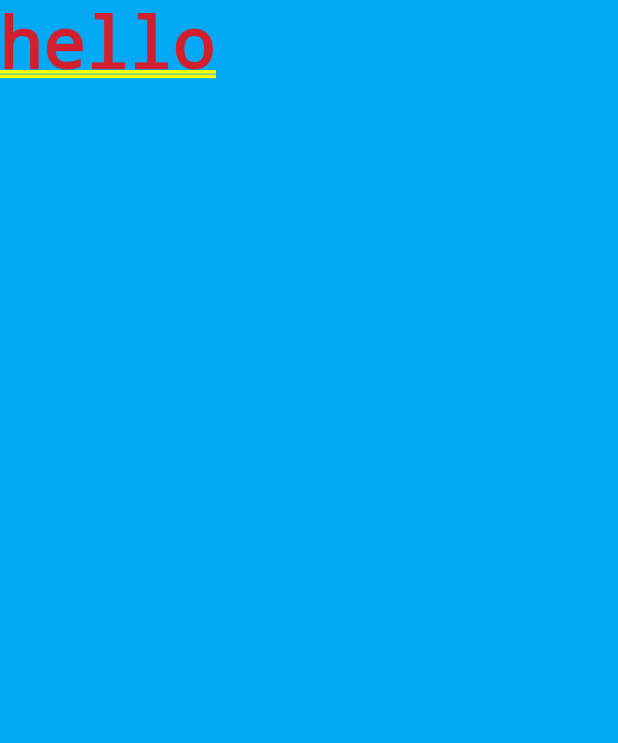
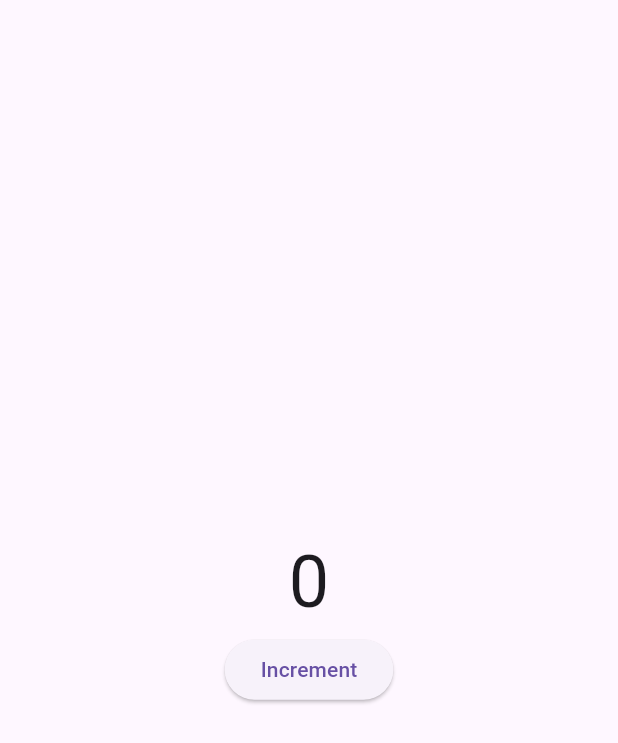
Before and after one commit to Jathu23/First-Flutter-Project, a Flutter app: the screen it shows after launch, on a phone screen of 412 x 824 dp. Shown: the top 743 px of the screen. Run offline on Flutter 3.47's test engine with Material 3 defaults, Android fonts, the phone set to English and light mode, and no system bars.

```diff
--- a/lib/main.dart
+++ b/lib/main.dart
@@ -1,19 +1,32 @@
 import 'package:flutter/material.dart';
 
 void main() {
-  runApp(
-    MainApp()
-  );
+  runApp(MaterialApp(home: Counter()));
 }
 
-class MainApp extends StatelessWidget {
+class Counter extends StatefulWidget {
+  @override
+  _CounterState createState() => _CounterState();
+}
+
+class _CounterState extends State<Counter> {
+  int _counter = 0;
+
   @override
   Widget build(BuildContext context) {
-    return  MaterialApp(
-    home: Container(
-      color: Colors.lightBlue,
-      child: Text("hello"),
-    )
+    return Scaffold(
+      body: Center(
+        child: Column(
+          mainAxisAlignment: MainAxisAlignment.center,
+          children: [
+            Text('$_counter', style: TextStyle(fontSize: 48)),
+            ElevatedButton(
+              onPressed: () => setState(() => _counter++),
+              child: Text('Increment'),
+            ),
+          ],
+        ),
+      ),
     );
   }
 }
```
